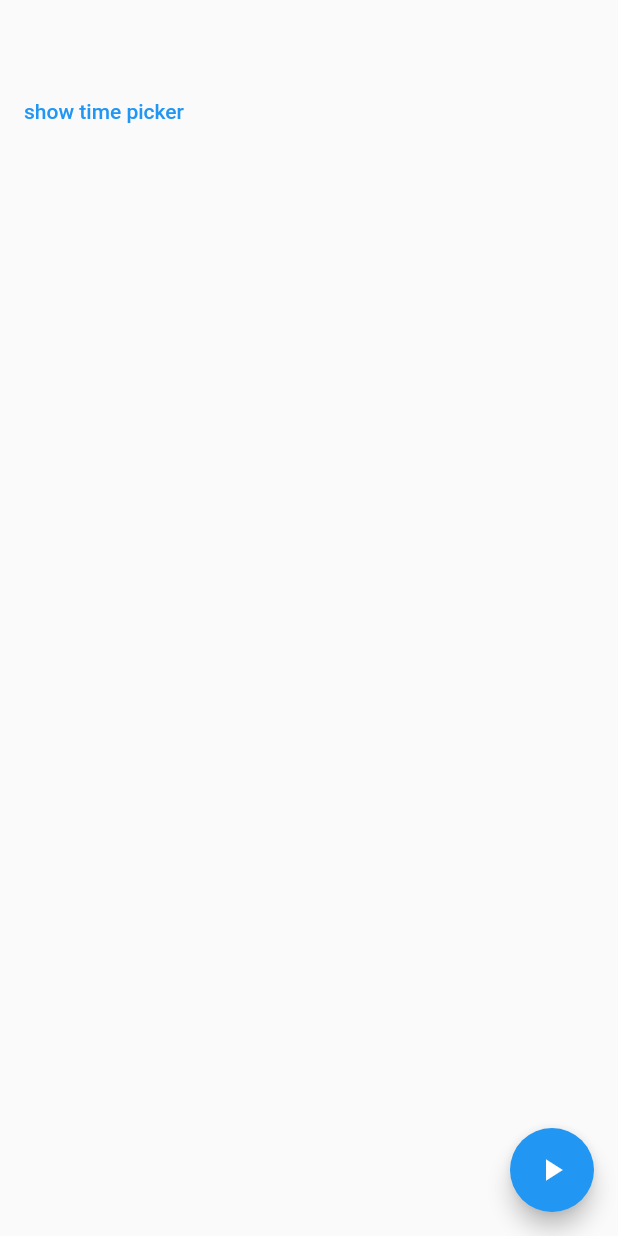
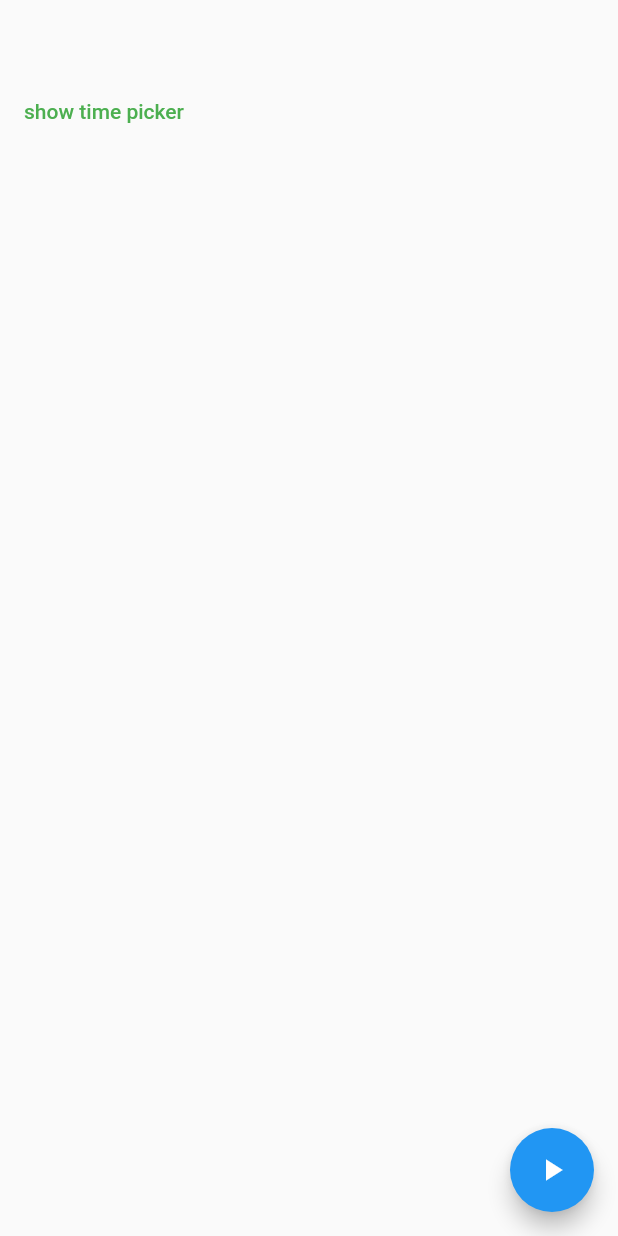
Before and after one commit to FNSY96/tabata_workout, a Flutter app: the screen it shows after launch, after a tap on "show time picker", on a phone screen of 412 x 824 dp. Run offline on Flutter 3.47's test engine with Material 2 defaults, Android fonts, the phone set to English and light mode, and no system bars; our stand-ins replace flutter_datetime_picker.

```diff
--- a/lib/main.dart
+++ b/lib/main.dart
@@ -1,5 +1,6 @@
 import 'package:flutter/material.dart';
 import 'package:flutter_datetime_picker/flutter_datetime_picker.dart';
+import 'package:tabataworkout/time.dart';
 
 void main() {
   runApp(new MaterialApp(
@@ -25,6 +26,7 @@ class MyApp extends StatefulWidget {
 }
 
 class _MyAppState extends State<MyApp> with TickerProviderStateMixin {
+  Time timeStorage;
   AnimationController _controller;
 
   var hours;
@@ -52,16 +54,18 @@ class _MyAppState extends State<MyApp> with TickerProviderStateMixin {
           ),
           FlatButton(
               onPressed: () {
-                DatePicker.showTimePicker(context, showTitleActions: true,
+                DatePicker.showTimePicker(context, showSecondsColumn: true,
                     onChanged: (date) {
-                  print('change $date');
+//                  print('change $date');
                 }, onConfirm: (date) {
                   print('confirm $date');
-                }, currentTime: DateTime.now(), locale: LocaleType.en);
+//                  print(DateFormat.Hms(date.toIso8601String()));
+//                  timeStorage()
+                }, currentTime: DateTime.utc(2020, 0), locale: LocaleType.en);
               },
               child: Text(
                 'show time picker',
-                style: TextStyle(color: Colors.blue),
+                style: TextStyle(color: Colors.green),
               )),
 //          Row(children: <Widget>[
 //            new Container(
--- /dev/null
+++ b/lib/time.dart
@@ -0,0 +1,5 @@
+class Time {
+  int hours, minutes, seconds;
+
+  Time({this.hours, this.minutes, this.seconds});
+}
--- a/pubspec.yaml
+++ b/pubspec.yaml
@@ -20,6 +20,8 @@ dependencies:
   flutter:
     sdk: flutter
   flutter_datetime_picker: 1.3.5
+  intl: 0.16.1
+
   # The following adds the Cupertino Icons font to your application.
   # Use with the CupertinoIcons class for iOS style icons.
   cupertino_icons: ^0.1.2
```
Also changed, not shown: pubspec.lock.
